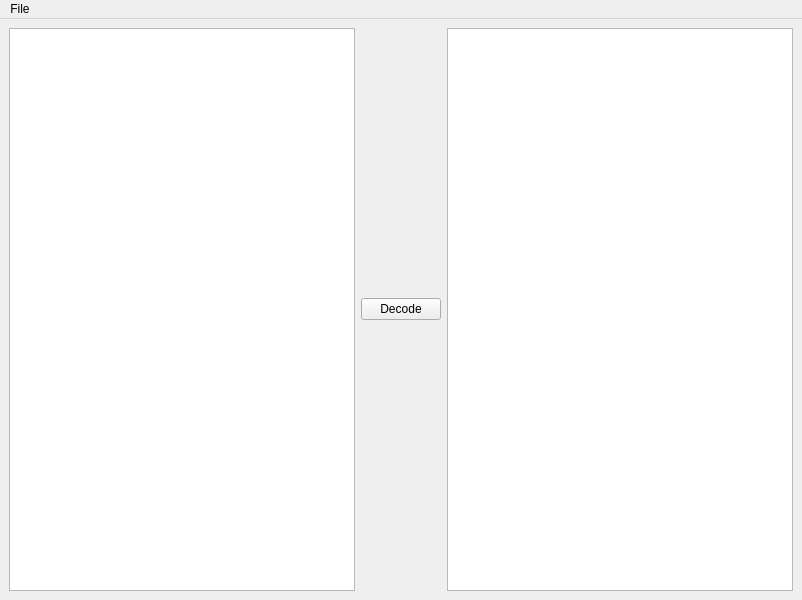
xtxyTge2/8086_disasm, file src/decoderwindow.ui: the form before one commit.
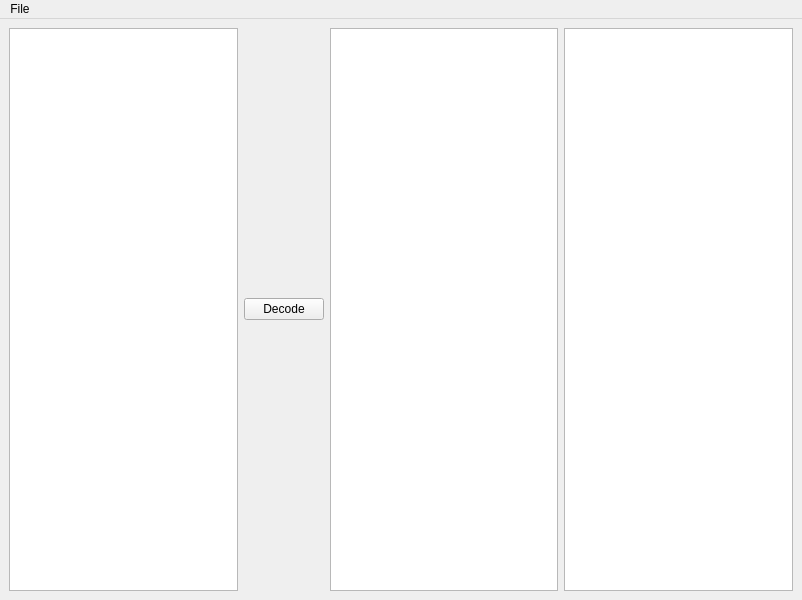
The form after the commit.

Commit message: Added qt library gui and refactored decoder methods into a decoder class.

```diff
--- a/src/decoderwindow.ui
+++ b/src/decoderwindow.ui
@@ -44,7 +44,18 @@
        </widget>
       </item>
       <item>
-       <widget class="QPlainTextEdit" name="outputText"/>
+       <widget class="QPlainTextEdit" name="outputText">
+        <property name="readOnly">
+         <bool>true</bool>
+        </property>
+       </widget>
+      </item>
+      <item>
+       <widget class="QPlainTextEdit" name="solutionText">
+        <property name="readOnly">
+         <bool>true</bool>
+        </property>
+       </widget>
       </item>
      </layout>
     </item>
```
Left out of the diff: 8 changed lines with no effect on the pictures. The commit also changes 7 other files.
